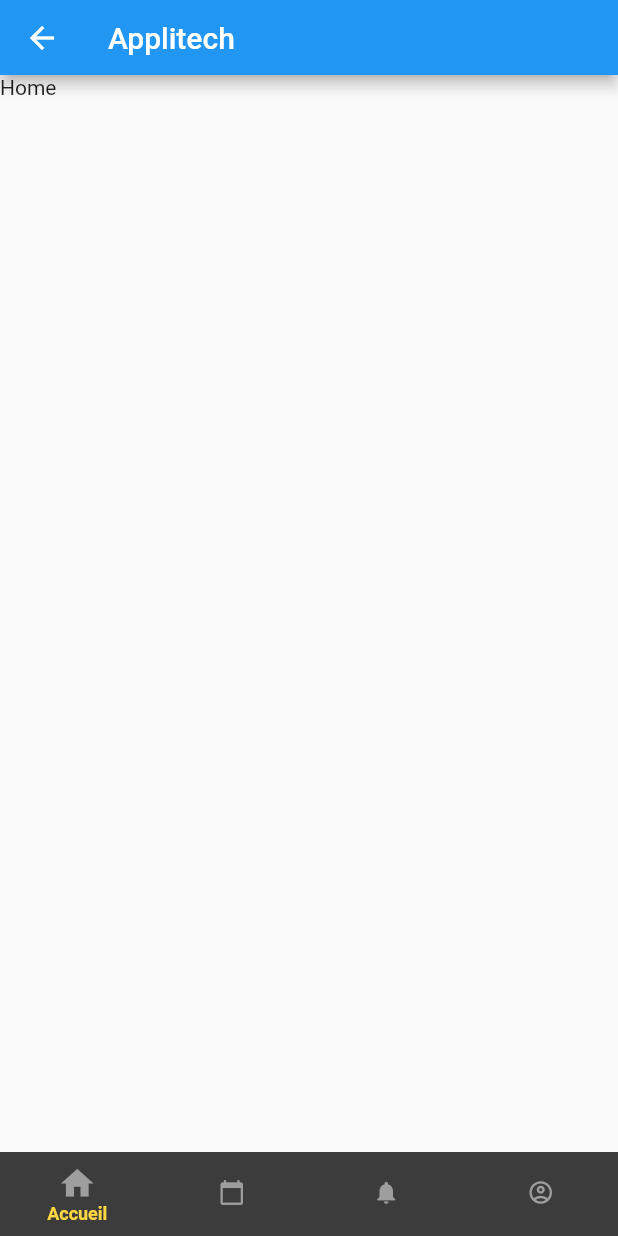
After one commit to Austin-William/AppliTech, a Flutter app: the Home screen opened by its route, on a phone screen of 412 x 824 dp. The commit adds this screen. Run offline on Flutter 3.47's test engine with Material 2 defaults, Android fonts, the phone set to English and light mode, and no system bars.

Commit message:
[ADD] home page with bottom nav bar [ADD] 4 differents routes [ADD] animation swipe [ADD] component appbar

```diff
--- /dev/null
+++ b/lib/components/appbar.dart
@@ -0,0 +1,28 @@
+import 'package:flutter/material.dart';
+
+// Appbar personnalisé en tant que component pour pouvoir l'implémenter partout
+
+class CustomAppBar extends StatefulWidget implements PreferredSizeWidget {
+  const CustomAppBar({
+    Key? key,
+    required this.title,
+  })  : preferredSize = const Size.fromHeight(50),
+        super(key: key);
+
+  final String title;
+
+  @override
+  final Size preferredSize;
+
+  @override
+  _CustomAppBarState createState() => _CustomAppBarState();
+}
+
+class _CustomAppBarState extends State<CustomAppBar> {
+  @override
+  Widget build(BuildContext context) {
+    return AppBar(
+      title: Text(widget.title),
+    );
+  }
+}
--- /dev/null
+++ b/lib/components/color.dart
@@ -0,0 +1,3 @@
+import 'package:flutter/material.dart';
+
+// Pour changer theme sombre/clair
--- a/lib/pages/home.dart
+++ b/lib/pages/home.dart
@@ -1,4 +1,11 @@
+import 'package:applitech/pages/routes/calendar_page.dart';
+import 'package:applitech/pages/routes/home_page.dart';
+import 'package:applitech/pages/routes/notifications_page.dart';
+import 'package:applitech/pages/routes/profil_page.dart';
 import 'package:flutter/material.dart';
+import 'package:applitech/components/appbar.dart';
+
+// Affiche la page d'accueil avec les tabview
 
 class Home extends StatefulWidget {
   const Home({Key? key}) : super(key: key);
@@ -8,16 +15,99 @@
 }
 
 class _HomeState extends State<Home> {
+  int nbIndex = 0;
+  PageController? pageController;
+  @override
+  void initState() {
+    pageController = PageController(
+      initialPage: nbIndex,
+    );
+    super.initState();
+  }
+
   @override
   Widget build(BuildContext context) {
-    return MaterialApp(
-      home: Scaffold(
-        appBar: AppBar(
-          title: const Text('Home'),
+    return Scaffold(
+      backgroundColor: Colors.grey[900], // couleur de fond
+      appBar: const CustomAppBar(
+        title: 'Applitech',
+      ),
+      bottomNavigationBar: BottomNavigationBar(
+        type: BottomNavigationBarType
+            .fixed, // barre de navigation fixe, si 'fixed' changed to 'shifting' => barre de nav devient blanche
+        currentIndex: nbIndex,
+        backgroundColor: Colors.white12,
+        iconSize: 18,
+        selectedIconTheme: const IconThemeData(
+          color: Colors
+              .amberAccent, // change pas de couleur parce que plus de 4 tabs => bug de Flutter d'après Github
+          size: 26,
         ),
-        body: const Center(
-          child: Text('Home'),
+        elevation: 0,
+        showSelectedLabels: true,
+        showUnselectedLabels: false, // set a true pour afficher les labels
+        selectedFontSize: 12,
+        selectedItemColor: Colors.amberAccent,
+        selectedLabelStyle: const TextStyle(
+          fontWeight: FontWeight.bold,
         ),
+        onTap: (index) {
+          pageController!.animateToPage(index,
+              duration: const Duration(milliseconds: 400),
+              curve: Curves.easeInOut);
+        },
+        items: const <BottomNavigationBarItem>[
+          BottomNavigationBarItem(
+            icon: Icon(
+              Icons.home,
+              color: Colors.grey,
+            ),
+            label: "Accueil",
+          ),
+          BottomNavigationBarItem(
+            icon: Icon(
+              Icons.calendar_today,
+              color: Colors.grey,
+            ),
+            label: "Calendrier",
+          ),
+          BottomNavigationBarItem(
+            icon: Icon(
+              Icons.notifications,
+              color: Colors.grey,
+            ),
+            label: "Notifications",
+          ),
+          BottomNavigationBarItem(
+            icon: Icon(
+              Icons.account_circle_outlined,
+              color: Colors.grey,
+            ),
+            label: "Profil",
+          ),
+        ],
+      ),
+      body: PageView(
+        controller: pageController,
+        onPageChanged: (page) {
+          setState(() {
+            nbIndex = page;
+          });
+        },
+        children: const <Widget>[
+          Center(
+            child: HomePage(),
+          ),
+          Center(
+            child: CalendarPage(),
+          ),
+          Center(
+            child: NotificationsPage(),
+          ),
+          Center(
+            child: ProfilPage(),
+          ),
+        ],
       ),
     );
   }
--- /dev/null
+++ b/lib/pages/routes/home_page.dart
@@ -0,0 +1,21 @@
+import 'package:flutter/material.dart';
+
+class HomePage extends StatefulWidget {
+  const HomePage({Key? key}) : super(key: key);
+
+  @override
+  _HomePageState createState() => _HomePageState();
+}
+
+class _HomePageState extends State<HomePage> {
+  @override
+  Widget build(BuildContext context) {
+    return Scaffold(
+      body: Column(
+        children: const <Widget>[
+          Text('Home'),
+        ],
+      ),
+    );
+  }
+}
```
Also changed, not shown: lib/pages/routes/calendar_page.dart (added, +21 -0 lines), lib/pages/routes/notifications_page.dart (added, +21 -0 lines), lib/pages/routes/profil_page.dart (added, +21 -0 lines).
